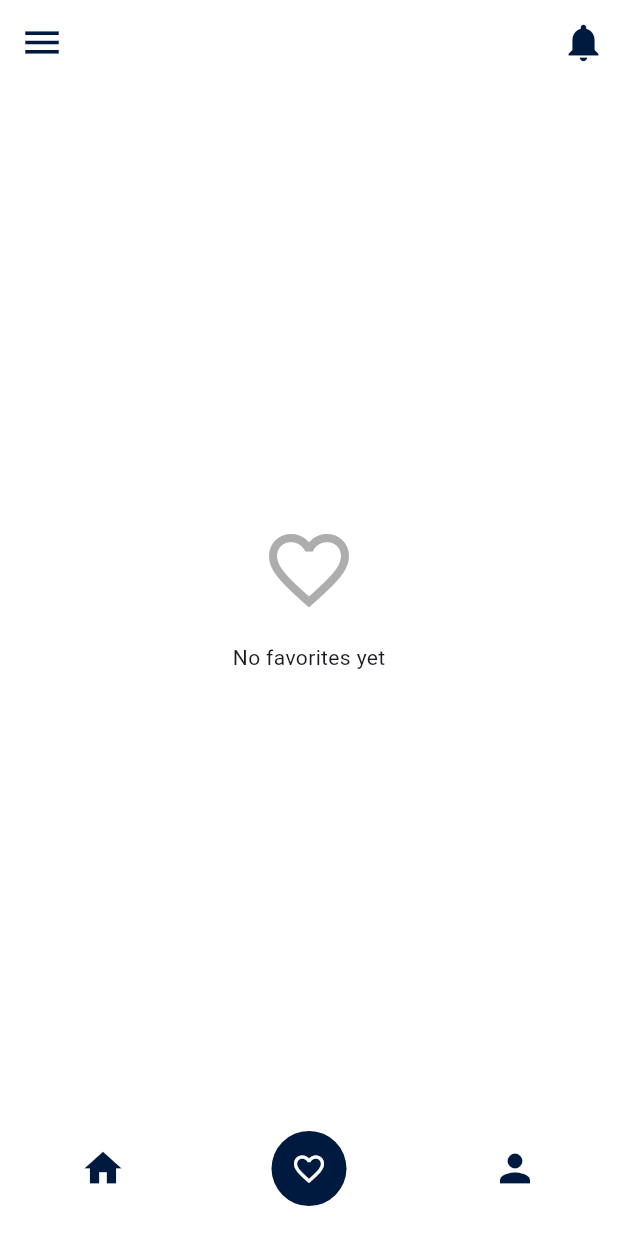
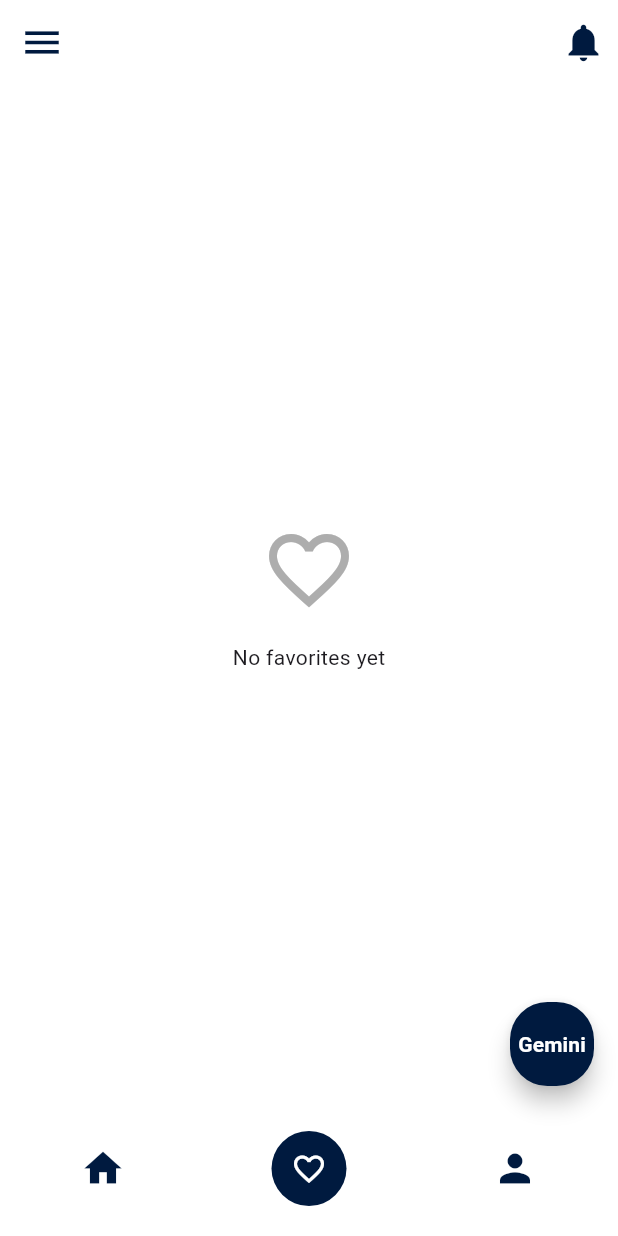
Before and after one commit to Mahmouuddiab/Meal-App, a Flutter app: the LayoutScreen screen opened directly with empty values, item 2 of the bottom bar chosen, on a phone screen of 412 x 824 dp. Run offline on Flutter 3.47's test engine with Material 3 defaults, Android fonts, the phone set to English and light mode, and no system bars; our stand-ins replace bloc, dartz, equatable, flutter_bloc, flutter_screenutil, gap and 4 more; accounts and stored records are empty.

```diff
--- a/lib/features/Home/presentation/screens/home_screen.dart
+++ b/lib/features/Home/presentation/screens/home_screen.dart
@@ -10,7 +10,6 @@ import 'package:meal_app/features/Home/presentation/Cubit/home_cubit.dart';
 import 'package:meal_app/features/favorites/presentation/cubit/favorites_cubit.dart';
 import 'package:meal_app/features/favorites/presentation/cubit/favorites_state.dart';
 import 'package:supabase_flutter/supabase_flutter.dart';
-
 import '../../../../core/Widgets/custom_field.dart';
 
 class HomeScreen extends StatelessWidget {
@@ -55,7 +54,7 @@ class HomeScreen extends StatelessWidget {
                     keyboardType: TextInputType.text,
                     obscureText: false,
                     prefixIcon: Icon(
-                      CupertinoIcons.search,
+                      Icons.search,
                       color: AppColors.primary,
                     ),
                     suffixIcon: Icon(
--- a/lib/features/layout/presentation/layout/screens/layout_screen.dart
+++ b/lib/features/layout/presentation/layout/screens/layout_screen.dart
@@ -2,6 +2,7 @@ import 'package:flutter/material.dart';
 import 'package:flutter_bloc/flutter_bloc.dart';
 import 'package:meal_app/core/Utils/app_colors.dart';
 import 'package:meal_app/core/locator/service_locator.dart';
+import 'package:meal_app/core/routing/app_routes.dart';
 import 'package:meal_app/features/layout/presentation/layout/cubit/layout_cubit.dart';
 import 'package:meal_app/features/layout/presentation/layout/cubit/layout_states.dart';
 import 'package:meal_app/features/layout/presentation/layout/widget/custom_bottom_nav_bar_item.dart';
@@ -43,6 +44,19 @@ class LayoutScreen extends StatelessWidget {
                   CustomBottomNavBarItem(Icon(Icons.person), "Profile"),
                 ],
               ),
+              floatingActionButton: FloatingActionButton(
+                onPressed: (){
+                  Navigator.pushNamed(context, AppRoutes.geminiScreen);
+                },
+                backgroundColor: AppColors.primary,
+                shape: RoundedRectangleBorder(
+                    borderRadius: BorderRadius.circular(25)
+                ),
+                child: Text("Gemini",style: TextStyle(
+                    color: AppColors.white,
+                    fontWeight: FontWeight.bold
+                ),),
+              ),
             ),
       ),
     );
```
